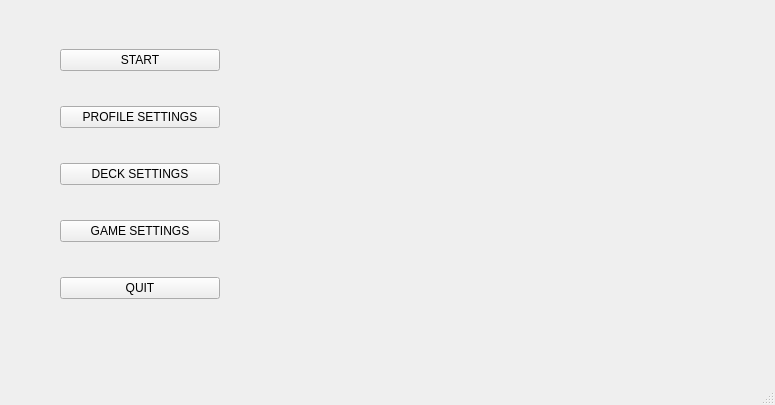
First picture: the form in Yugioh/sources/mainmenu.ui, repository crknuchu/yugioh-clone, before the edit.
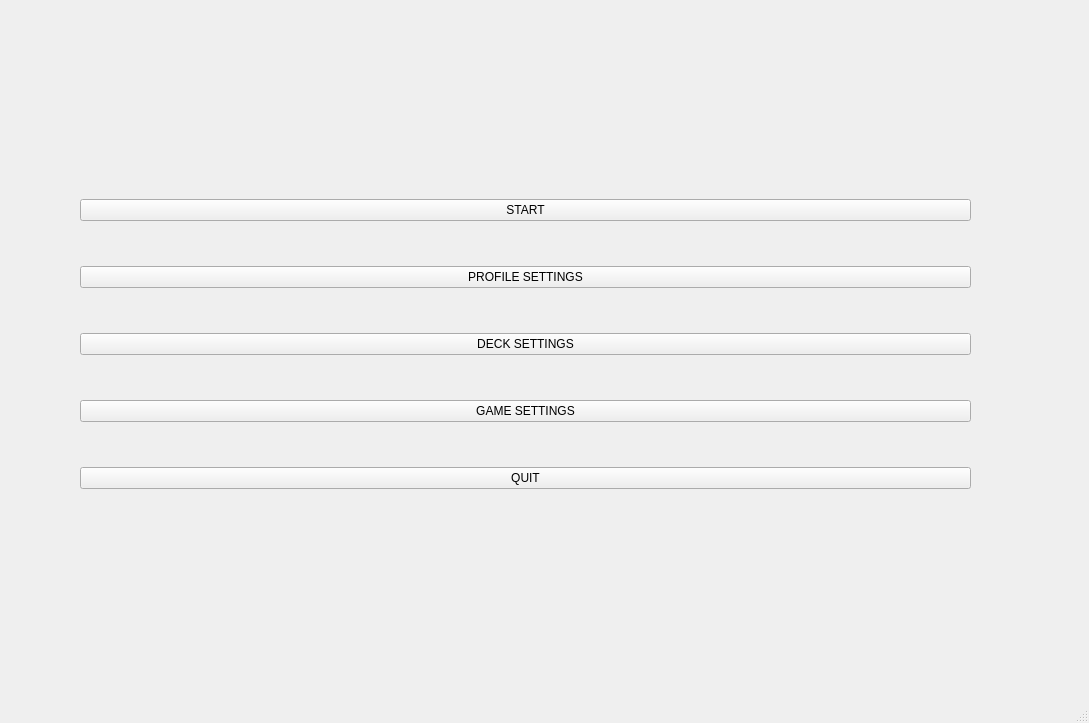
Second picture: the form after the edit.

Diff of the .ui file:
```diff
--- a/Yugioh/sources/mainmenu.ui
+++ b/Yugioh/sources/mainmenu.ui
@@ -6,8 +6,8 @@
    <rect>
     <x>0</x>
     <y>0</y>
-    <width>775</width>
-    <height>405</height>
+    <width>1089</width>
+    <height>723</height>
    </rect>
   </property>
   <property name="windowTitle">
@@ -23,10 +23,10 @@
    <widget class="QWidget" name="verticalLayoutWidget">
     <property name="geometry">
      <rect>
-      <x>60</x>
-      <y>20</y>
-      <width>160</width>
-      <height>311</height>
+      <x>80</x>
+      <y>160</y>
+      <width>891</width>
+      <height>371</height>
      </rect>
     </property>
     <layout class="QVBoxLayout" name="verticalLayout">
```
Left out of the diff: 12 changed lines with no effect on the pictures.
